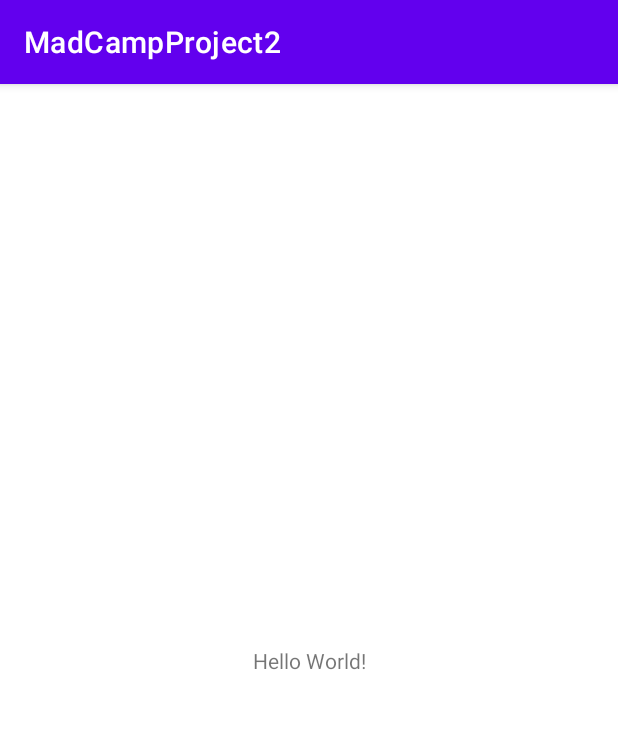
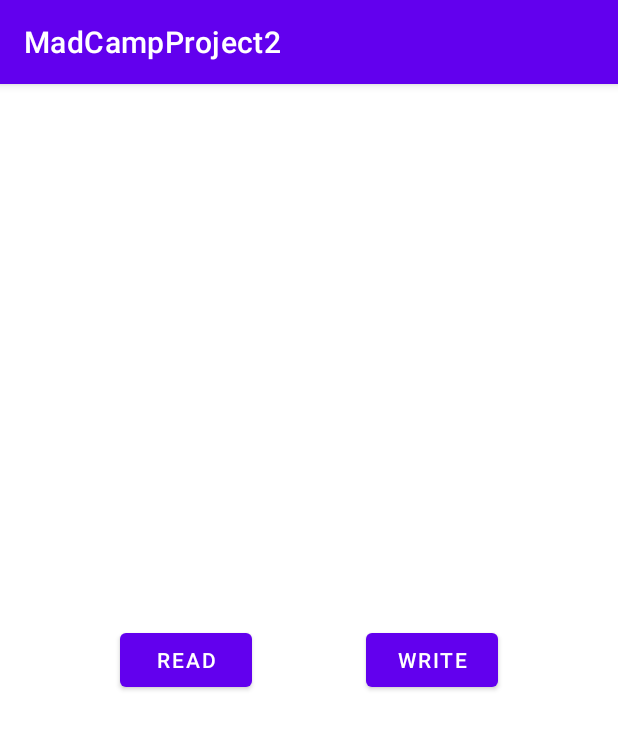
Before and after one commit to khg0343/MadCampProject2, an Android app: the MainActivity screen opened directly, with no data from a screen before it, on a phone screen of 412 x 824 dp. Shown: the top 729 px of the screen. Run offline under Robolectric (Android 15) with nearby library versions, the phone set to English and light mode, and no system bars.

Commit message:
Feat : NFC Function Update
Read & Write Activity make

```diff
--- a/app/src/main/java/com/example/madcampproject2/MainActivity.java
+++ b/app/src/main/java/com/example/madcampproject2/MainActivity.java
@@ -2,11 +2,8 @@ package com.example.madcampproject2;
 
 import androidx.appcompat.app.AppCompatActivity;
 
-import android.app.Activity;
 import android.app.PendingIntent;
-import android.content.Context;
 import android.content.Intent;
-import android.content.IntentFilter;
 import android.net.Uri;
 import android.nfc.NdefMessage;
 import android.nfc.NdefRecord;
@@ -14,113 +11,41 @@ import android.nfc.NfcAdapter;
 import android.nfc.Tag;
 import android.nfc.tech.Ndef;
 import android.os.Bundle;
-import android.os.Parcelable;
 import android.util.Log;
+import android.view.View;
+import android.widget.Button;
 import android.widget.Toast;
-
-import com.example.madcampproject2.ui.login.LoginActivity;
-
-import org.jetbrains.annotations.NotNull;
-import org.jetbrains.annotations.Nullable;
 
 import java.util.Arrays;
 
-import kotlin.jvm.internal.Intrinsics;
-
 
 public class MainActivity extends AppCompatActivity {
-    private String TAG = "MainActivity";
-    private PendingIntent nfcPendingIntent;
-    private NfcAdapter nfcAdapter;
 
+    private Button btnNfcRead;
+    private Button btnNfcWrite;
     protected void onCreate(Bundle savedInstanceState) {
         super.onCreate(savedInstanceState);
         this.setContentView(R.layout.activity_main);
-        nfcAdapter = NfcAdapter.getDefaultAdapter(this);
-        nfcPendingIntent = PendingIntent.getActivity(this, 0, new Intent(this, LoginActivity.class).addFlags(Intent.FLAG_ACTIVITY_SINGLE_TOP), 0);
-    }
 
-    @Override
-    protected void onResume() {
-        super.onResume();
-        nfcAdapter.enableForegroundDispatch(this, nfcPendingIntent, null, null);
-    }
+        btnNfcRead = findViewById(R.id.btn_nfc_read);
+        btnNfcWrite = findViewById(R.id.btn_nfc_write);
 
-    @Override
-    protected void onPause() {
-        super.onPause();
-        nfcAdapter.disableForegroundDispatch(this);
-    }
-//
-//    @Override
-//    protected void onNewIntent(Intent intent) {
-//        super.onNewIntent(intent);
-//
-//        Tag detectedTag = intent.getParcelableExtra(NfcAdapter.EXTRA_TAG);
-//        String writeValue = "http://www.naver.com";
-//        NdefMessage message = createTagMessage(writeValue);
-//
-//        writeTag(message, detectedTag);
-//
-//    }
+        btnNfcRead.setOnClickListener(new Button.OnClickListener() {
+            @Override
+            public void onClick(View view) {
+                // TODO : click event
+                startActivity(new Intent(MainActivity.this, NFCReadActivity.class));
+            }
+        });
 
-    @Override
-    protected void onNewIntent(Intent intent) {
-        super.onNewIntent(intent);
-        if (intent.getAction().equals(NfcAdapter.ACTION_NDEF_DISCOVERED)) {
-            Parcelable[] messages = intent.getParcelableArrayExtra(NfcAdapter.EXTRA_NDEF_MESSAGES);
-            if (messages == null) {
-                return;
+        btnNfcWrite.setOnClickListener(new Button.OnClickListener() {
+            @Override
+            public void onClick(View view) {
+                // TODO : click event
+                startActivity(new Intent(MainActivity.this, NFCWriteActivity.class));
             }
-
-            for (Parcelable message : messages) {
-                showMsg((NdefMessage) message);
-            }
-        }
+        });
 
     }
 
-    public void showMsg(NdefMessage mMessage) {
-        NdefRecord[] recs = mMessage.getRecords();
-
-        for (NdefRecord record : recs) {
-            if (Arrays.equals(record.getType(), NdefRecord.RTD_URI)) {
-
-                Uri u = record.toUri();
-
-                Intent j = new Intent(Intent.ACTION_VIEW);
-                j.setData(u);
-                startActivity(j);
-                finish();
-            }
-        }
-    }
-
-    private NdefMessage createTagMessage(String msg) {
-        return new NdefMessage(NdefRecord.createUri(msg));
-    }
-
-    public final void writeTag(NdefMessage message, Tag tag) {
-        int size = message.toByteArray().length;
-
-        try {
-            Ndef ndef = Ndef.get(tag);
-            if (ndef != null) {
-                ndef.connect();
-                if (!ndef.isWritable()) {
-                    Toast.makeText(this.getApplicationContext(), (CharSequence)"can not write NFC tag", Toast.LENGTH_SHORT).show();
-                }
-
-                if (ndef.getMaxSize() < size) {
-                    Toast.makeText(this.getApplicationContext(), (CharSequence)"NFC tag size too large", Toast.LENGTH_SHORT).show();
-                }
-
-                ndef.writeNdefMessage(message);
-                Toast.makeText(this.getApplicationContext(), (CharSequence)"NFC tag is writted", Toast.LENGTH_SHORT).show();
-            }
-        } catch (Exception e) {
-            Log.i(TAG,"error");
-        }
-
-    }
 }
--- a/app/src/main/res/layout/activity_main.xml
+++ b/app/src/main/res/layout/activity_main.xml
@@ -1,18 +1,30 @@
 <?xml version="1.0" encoding="utf-8"?>
-<androidx.constraintlayout.widget.ConstraintLayout xmlns:android="http://schemas.android.com/apk/res/android"
+<RelativeLayout
+    xmlns:android="http://schemas.android.com/apk/res/android"
     xmlns:app="http://schemas.android.com/apk/res-auto"
     xmlns:tools="http://schemas.android.com/tools"
     android:layout_width="match_parent"
     android:layout_height="match_parent"
     tools:context=".MainActivity">
 
-    <TextView
+    <Button
+        android:id="@+id/btn_nfc_read"
         android:layout_width="wrap_content"
         android:layout_height="wrap_content"
-        android:text="Hello World!"
-        app:layout_constraintBottom_toBottomOf="parent"
-        app:layout_constraintLeft_toLeftOf="parent"
-        app:layout_constraintRight_toRightOf="parent"
-        app:layout_constraintTop_toTopOf="parent" />
+        android:layout_alignParentStart="true"
+        android:layout_centerVertical="true"
+        android:layout_marginStart="80dp"
+        android:text="Read">
+    </Button>
 
-</androidx.constraintlayout.widget.ConstraintLayout>
+    <Button
+        android:id="@+id/btn_nfc_write"
+        android:layout_width="wrap_content"
+        android:layout_height="wrap_content"
+        android:layout_alignParentEnd="true"
+        android:layout_centerVertical="true"
+        android:layout_marginEnd="80dp"
+        android:text="Write">
+    </Button>
+
+</RelativeLayout>
--- a/app/src/main/res/values-night/themes.xml
+++ b/app/src/main/res/values-night/themes.xml
@@ -13,4 +13,9 @@
         <item name="android:statusBarColor" tools:targetApi="l">?attr/colorPrimaryVariant</item>
         <!-- Customize your theme here. -->
     </style>
+
+    <style name="ThemeOverlay.MadCampProject2.FullscreenContainer" parent="">
+        <item name="fullscreenBackgroundColor">@color/light_blue_900</item>
+        <item name="fullscreenTextColor">@color/light_blue_A400</item>
+    </style>
 </resources>
--- /dev/null
+++ b/app/src/main/res/values/attrs.xml
@@ -0,0 +1,6 @@
+<resources>
+    <declare-styleable name="FullscreenAttrs">
+        <attr name="fullscreenBackgroundColor" format="color" />
+        <attr name="fullscreenTextColor" format="color" />
+    </declare-styleable>
+</resources>
--- a/app/src/main/res/values/colors.xml
+++ b/app/src/main/res/values/colors.xml
@@ -7,4 +7,9 @@
     <color name="teal_700">#FF018786</color>
     <color name="black">#FF000000</color>
     <color name="white">#FFFFFFFF</color>
+    <color name="light_blue_600">#FF039BE5</color>
+    <color name="light_blue_900">#FF01579B</color>
+    <color name="light_blue_A200">#FF40C4FF</color>
+    <color name="light_blue_A400">#FF00B0FF</color>
+    <color name="black_overlay">#66000000</color>
 </resources>
--- a/app/src/main/res/values/strings.xml
+++ b/app/src/main/res/values/strings.xml
@@ -9,4 +9,8 @@
     <string name="invalid_username">Not a valid username</string>
     <string name="invalid_password">Password must be >5 characters</string>
     <string name="login_failed">"Login failed"</string>
+    <string name="title_activity_nfcconnect">FullscreenActivity</string>
+    <string name="dummy_button">Dummy Button</string>
+    <string name="dummy_content">CONNECT…</string>
+    <string name="title_activity_nfcwrite">FullscreenActivity</string>
 </resources>
```
Also changed, not shown: app/build.gradle (+9 -2 lines), app/src/main/AndroidManifest.xml (+5 -9 lines), app/src/main/java/com/example/madcampproject2/API.java (added, +13 -0 lines), app/src/main/java/com/example/madcampproject2/MessageNet.java (added, +64 -0 lines), app/src/main/java/com/example/madcampproject2/NFCReadActivity.java (added, +58 -0 lines), app/src/main/java/com/example/madcampproject2/NFCWriteActivity.java (added, +91 -0 lines), app/src/main/res/layout/activity_nfc_read.xml (added, +18 -0 lines), app/src/main/res/layout/activity_nfc_write.xml (added, +18 -0 lines), app/src/main/res/values/styles.xml (added, +11 -0 lines), app/src/main/res/values/themes.xml (+13 -0 lines).
